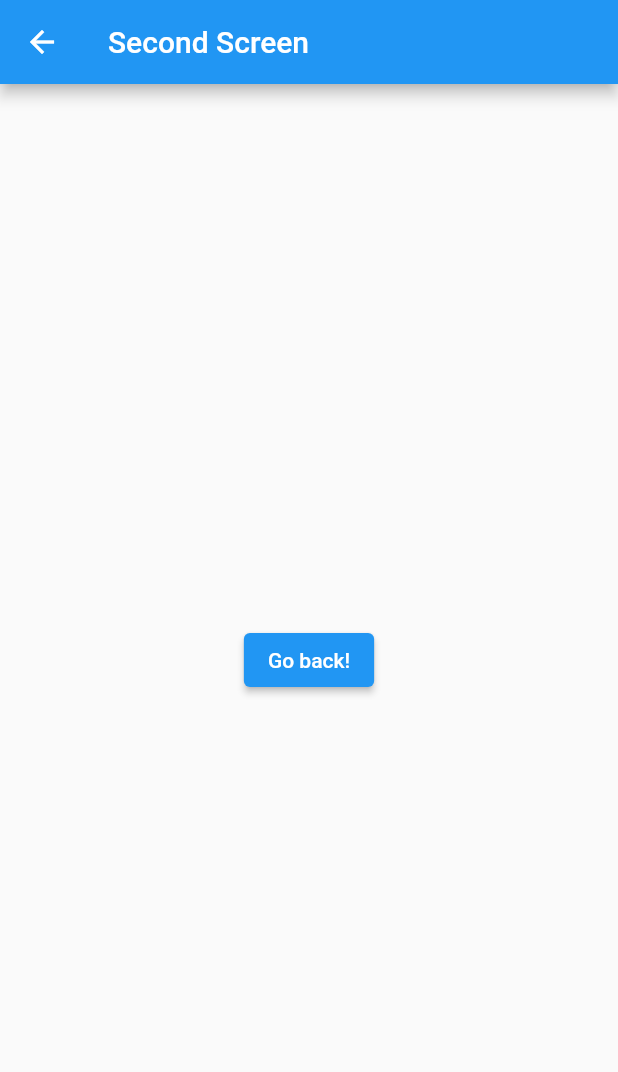
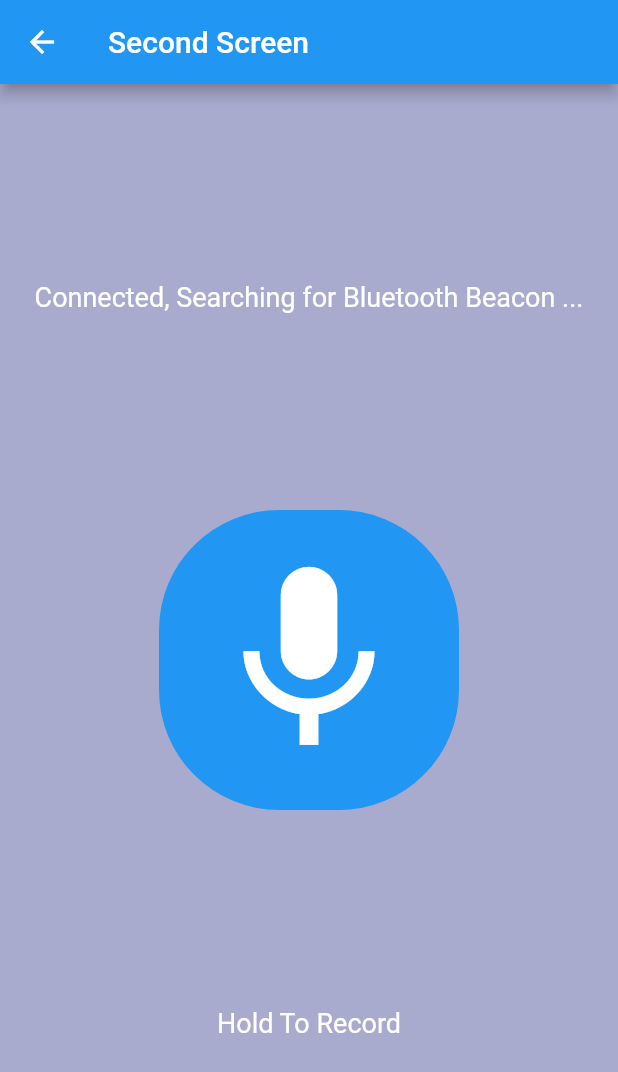
Before and after one commit to UCL-SightPlusPlus/SightPlusPlus-App, a Flutter app: the SecondScreen screen opened directly, on a phone screen of 412 x 824 dp. Shown: the top 1072 px of the screen. Run offline on Flutter 3.47's test engine with Material 2 defaults, Android fonts, the phone set to English and light mode, and no system bars; our stand-ins replace device_info, dio, flutter_local_notifications, flutter_native_timezone, rxdart, timezone; missing offline and left inert: flutter_speech, text_to_speech, wifi_iot; statements that could not run were skipped.

Commit message:
Finish the first two screen UI

```diff
--- a/lib/ui.dart
+++ b/lib/ui.dart
@@ -23,19 +23,33 @@ class FirstScreen extends StatelessWidget {
   @override
   Widget build(BuildContext context) {
     return Scaffold(
+      backgroundColor: Color.fromARGB(100, 73, 73, 73),
       appBar: AppBar(
         title: const Text('First Screen'),
       ),
       body: Center(
-        child: ElevatedButton(
+        child: Column(
+          mainAxisAlignment:MainAxisAlignment.spaceEvenly,
+          children:[
+            const Text('Not connected', style: TextStyle(color:Colors.white,fontSize:18.0)),
+            Container(
+              width:200,
+              height: 200,
+              decoration: const BoxDecoration(
+                color:Colors.blue,
+                borderRadius:BorderRadius.all(Radius.circular(10.0)),
+              ),
+              child: IconButton(
+                icon: const Icon(Icons.wifi,size:150,color: Colors.white,),
                 // Within the `FirstScreen` widget
                 onPressed: () {
                   // Navigate to the second screen using a named route.
                   Navigator.pushNamed(context, '/second');
-            // If you want to remove the capability of allowing the user to go back to the previous screen, uncomment the line under this and comment the line above.
-            // Navigator.pushReplacementNamed(context,'/second');
                 },
-          child: const Text('Launch screen'),
+              ),
+            ),
+            const Text('Searching for Sight++ Location ...',style: TextStyle(color:Colors.white,fontSize:18.0)),
+          ],
         ),
       ),
     );
@@ -48,18 +62,33 @@ class SecondScreen extends StatelessWidget {
   @override
   Widget build(BuildContext context) {
     return Scaffold(
+      backgroundColor: Color.fromARGB(100, 35, 41, 129),
       appBar: AppBar(
         title: const Text('Second Screen'),
       ),
       body: Center(
-        child: ElevatedButton(
-          // Within the SecondScreen widget
+        child: Column(
+          mainAxisAlignment:MainAxisAlignment.spaceEvenly,
+          children:[
+            const Text('Connected, Searching for Bluetooth Beacon ...', style: TextStyle(color:Colors.white,fontSize:18.0)),
+            Container(
+              width:200,
+              height: 200,
+              decoration: const BoxDecoration(
+                color:Colors.blue,
+                borderRadius:BorderRadius.all(Radius.circular(80.0)),
+              ),
+              child: IconButton(
+                icon: const Icon(Icons.mic,size:150,color: Colors.white,),
+                // Within the `FirstScreen` widget
                 onPressed: () {
-            // Navigate back to the first screen by popping the current route
-            // off the stack.
-            Navigator.pop(context);
+                  // Navigate to the second screen using a named route.
+                  Navigator.pushNamed(context, '/second');
                 },
-          child: const Text('Go back!'),
+              ),
+            ),
+            const Text('Hold To Record',style: TextStyle(color:Colors.white,fontSize:18.0)),
+          ],
         ),
       ),
     );
```
Also changed, not shown: pubspec.lock. Lines whose indentation alone changed are shown as unchanged.
